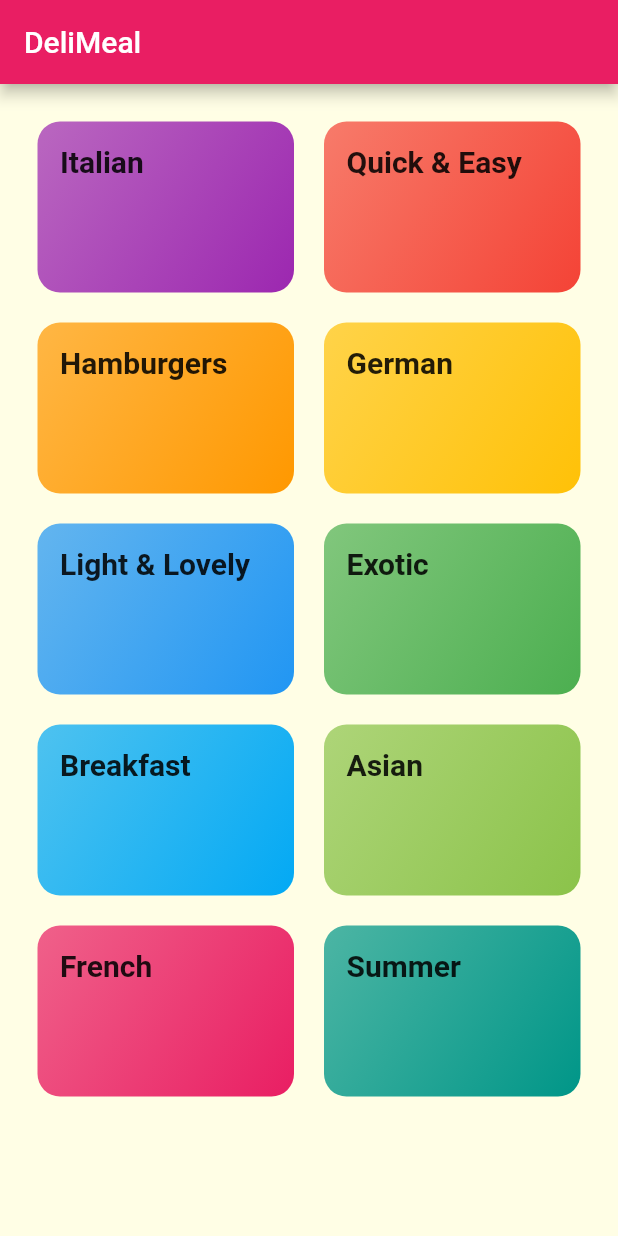
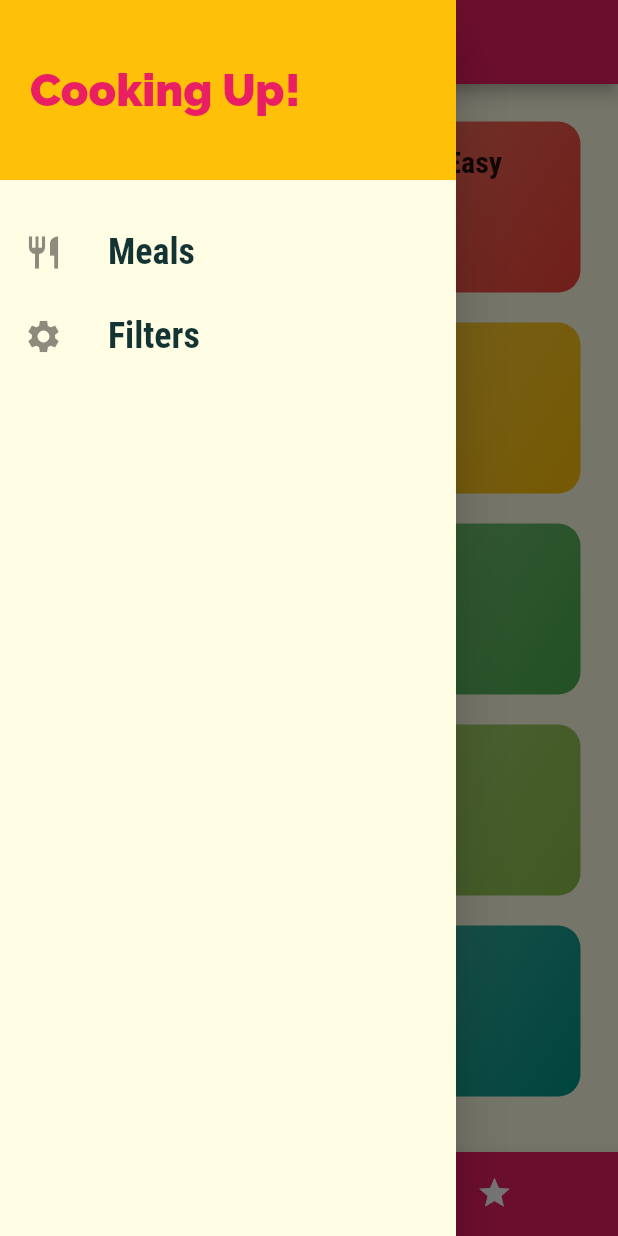
Before and after one commit to bogdan-stelea/meals_app, a Flutter app: the screen it shows after launch, with the side drawer open (before the commit the screen has no drawer), on a phone screen of 412 x 824 dp. Run offline on Flutter 3.47's test engine with Material 2 defaults, Android fonts, the phone set to English and light mode, and no system bars.

Commit message:
Implemented individual meal, tabs screen and drawer

```diff
--- a/lib/categories_screen.dart
+++ /dev/null
@@ -1,33 +0,0 @@
-import 'package:flutter/material.dart';
-import 'package:meals_app/category_item.dart';
-
-import 'models/dummy_data.dart';
-
-class CategoriesScreen extends StatelessWidget {
-  const CategoriesScreen({Key? key}) : super(key: key);
-
-  @override
-  Widget build(BuildContext context) {
-    return Scaffold(
-      appBar: AppBar(title: const Text('DeliMeal')),
-      body: GridView(
-        padding: const EdgeInsets.all(25),
-        gridDelegate: const SliverGridDelegateWithMaxCrossAxisExtent(
-          maxCrossAxisExtent: 200,
-          childAspectRatio: 3 / 2,
-          crossAxisSpacing: 20,
-          mainAxisSpacing: 20,
-        ),
-        children: DUMMY_CATEGORIES
-            .map(
-              (catData) => CategoryItem(
-                id: catData.id,
-                title: catData.title,
-                color: catData.color,
-              ),
-            )
-            .toList(),
-      ),
-    );
-  }
-}
--- a/lib/models/dummy_data.dart
+++ b/lib/dummy_data.dart
@@ -1,7 +1,7 @@
 import 'package:flutter/material.dart';
 
-import 'category.dart';
-import 'meal.dart';
+import 'models/category.dart';
+import 'models/meal.dart';
 
 const DUMMY_CATEGORIES = [
   Category(
--- a/lib/main.dart
+++ b/lib/main.dart
@@ -1,7 +1,9 @@
 import 'package:flutter/material.dart';
-import 'package:meals_app/categories_screen.dart';
+import 'package:meals_app/screens/categories_screen.dart';
+import 'package:meals_app/screens/meal_detail_screen.dart';
+import 'package:meals_app/screens/tabs_screen.dart';
 
-import 'category_meals_screen.dart';
+import 'screens/category_meals_screen.dart';
 
 void main() => runApp(const MyApp());
 
@@ -30,9 +32,21 @@ class MyApp extends StatelessWidget {
               ),
             ),
       ),
-      home: const CategoriesScreen(),
+      // home: const CategoriesScreen(),
       routes: {
+        '/': (ctx) => TabsScreen(),
         CategoryMealsScreen.routeName: (ctx) => CategoryMealsScreen(),
+        MealDetailScreen.routeName: (ctx) => MealDetailScreen(),
+      },
+      onGenerateRoute: (settings) {
+        return MaterialPageRoute(
+          builder: (ctx) => CategoriesScreen(),
+        );
+      },
+      onUnknownRoute: (settings) {
+        return MaterialPageRoute(
+          builder: (ctx) => CategoriesScreen(),
+        );
       },
     );
   }
--- /dev/null
+++ b/lib/screens/categories_screen.dart
@@ -0,0 +1,30 @@
+import 'package:flutter/material.dart';
+import 'package:meals_app/widgets/category_item.dart';
+
+import '../dummy_data.dart';
+
+class CategoriesScreen extends StatelessWidget {
+  const CategoriesScreen({Key? key}) : super(key: key);
+
+  @override
+  Widget build(BuildContext context) {
+    return GridView(
+      padding: const EdgeInsets.all(25),
+      gridDelegate: const SliverGridDelegateWithMaxCrossAxisExtent(
+        maxCrossAxisExtent: 200,
+        childAspectRatio: 3 / 2,
+        crossAxisSpacing: 20,
+        mainAxisSpacing: 20,
+      ),
+      children: DUMMY_CATEGORIES
+          .map(
+            (catData) => CategoryItem(
+              id: catData.id,
+              title: catData.title,
+              color: catData.color,
+            ),
+          )
+          .toList(),
+    );
+  }
+}
--- /dev/null
+++ b/lib/screens/tabs_screen.dart
@@ -0,0 +1,59 @@
+import 'package:flutter/material.dart';
+import 'package:meals_app/widgets/main_drawer.dart';
+
+import 'categories_screen.dart';
+import 'favorites_screen.dart';
+
+class TabsScreen extends StatefulWidget {
+  const TabsScreen({Key? key}) : super(key: key);
+
+  @override
+  _TabsScreenState createState() => _TabsScreenState();
+}
+
+class _TabsScreenState extends State<TabsScreen> {
+  final List<Map<String, dynamic>> _pages = [
+    {'page': CategoriesScreen(), 'title': 'Categories'},
+    {'page': FavoritesScreen(), 'title': 'Your Favorites'},
+  ];
+  int _selectedPageIndex = 0;
+
+  void _selectPage(int index) {
+    setState(() {
+      _selectedPageIndex = index;
+    });
+  }
+
+  @override
+  Widget build(BuildContext context) {
+    return Scaffold(
+      appBar: AppBar(
+        title: Text(
+          _pages[_selectedPageIndex]['title'],
+        ),
+      ),
+      drawer: MainDrawer(),
+      body: _pages[_selectedPageIndex]['page'],
+      bottomNavigationBar: BottomNavigationBar(
+        onTap: _selectPage,
+        backgroundColor: Theme.of(context).colorScheme.primary,
+        unselectedItemColor: Colors.white,
+        selectedItemColor: Theme.of(context).colorScheme.secondary,
+        currentIndex: _selectedPageIndex,
+        type: BottomNavigationBarType.shifting,
+        items: [
+          BottomNavigationBarItem(
+            backgroundColor: Theme.of(context).colorScheme.primary,
+            icon: Icon(Icons.category),
+            label: 'Categories',
+          ),
+          BottomNavigationBarItem(
+            backgroundColor: Theme.of(context).colorScheme.primary,
+            icon: Icon(Icons.star),
+            label: 'Favorites',
+          ),
+        ],
+      ),
+    );
+  }
+}
--- a/lib/category_item.dart
+++ b/lib/widgets/category_item.dart
@@ -1,5 +1,5 @@
 import 'package:flutter/material.dart';
-import 'package:meals_app/category_meals_screen.dart';
+import 'package:meals_app/screens/category_meals_screen.dart';
 
 class CategoryItem extends StatelessWidget {
   final String id;
--- /dev/null
+++ b/lib/widgets/main_drawer.dart
@@ -0,0 +1,55 @@
+import 'package:flutter/material.dart';
+
+class MainDrawer extends StatelessWidget {
+  const MainDrawer({Key? key}) : super(key: key);
+
+  Widget buildListTile(String title, IconData icon) {
+    return ListTile(
+      leading: Icon(
+        icon,
+        size: 26,
+      ),
+      title: Text(
+        title,
+        style: const TextStyle(
+          fontFamily: 'RobotoCondensed',
+          fontSize: 24,
+          fontWeight: FontWeight.bold,
+        ),
+      ),
+      onTap: () {
+      },
+    );
+  }
+
+
+  @override
+  Widget build(BuildContext context) {
+    return Drawer(
+      child: Column(
+        children: <Widget>[
+          Container(
+            height: 120,
+            width: double.infinity,
+            padding: EdgeInsets.all(20),
+            alignment: Alignment.centerLeft,
+            color: Theme.of(context).colorScheme.secondary,
+            child: Text(
+              'Cooking Up!',
+              style: TextStyle(
+                fontSize: 30,
+                fontWeight: FontWeight.w900,
+                color: Theme.of(context).colorScheme.primary,
+              ),
+            ),
+          ),
+          const SizedBox(
+            height: 20,
+          ),
+          buildListTile('Meals', Icons.restaurant,),
+          buildListTile('Filters', Icons.settings,)
+        ],
+      ),
+    );
+  }
+}
```
Also changed, not shown: lib/category_meals_screen.dart (deleted, +0 -25 lines), lib/screens/category_meals_screen.dart (added, +36 -0 lines), lib/screens/favorites_screen.dart (added, +11 -0 lines), lib/screens/meal_detail_screen.dart (added, +89 -0 lines), lib/widgets/meal_item.dart (added, +138 -0 lines), pubspec.yaml (+17 -17 lines), lib/models/meal_item.dart (deleted).
